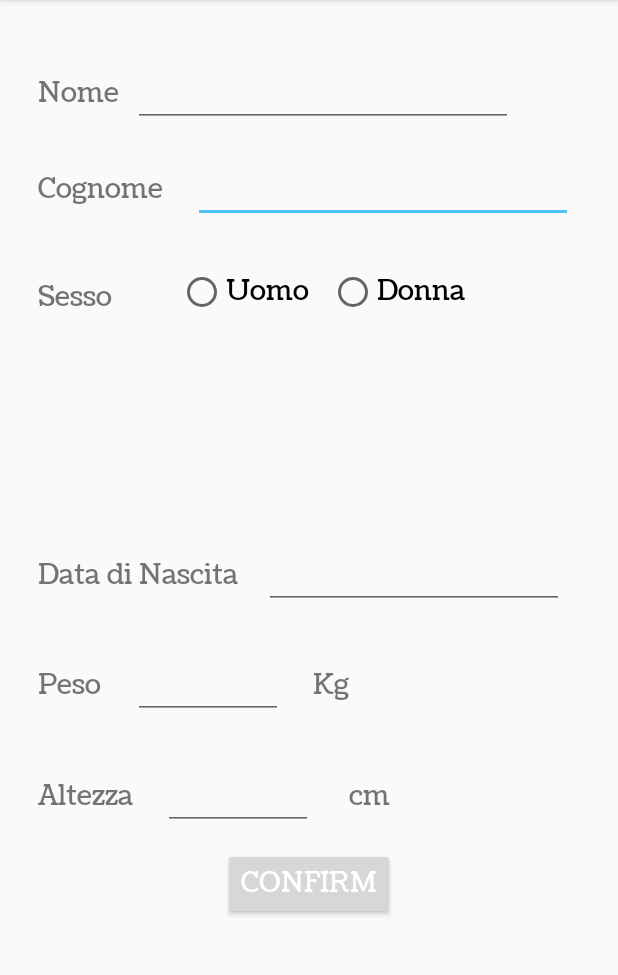
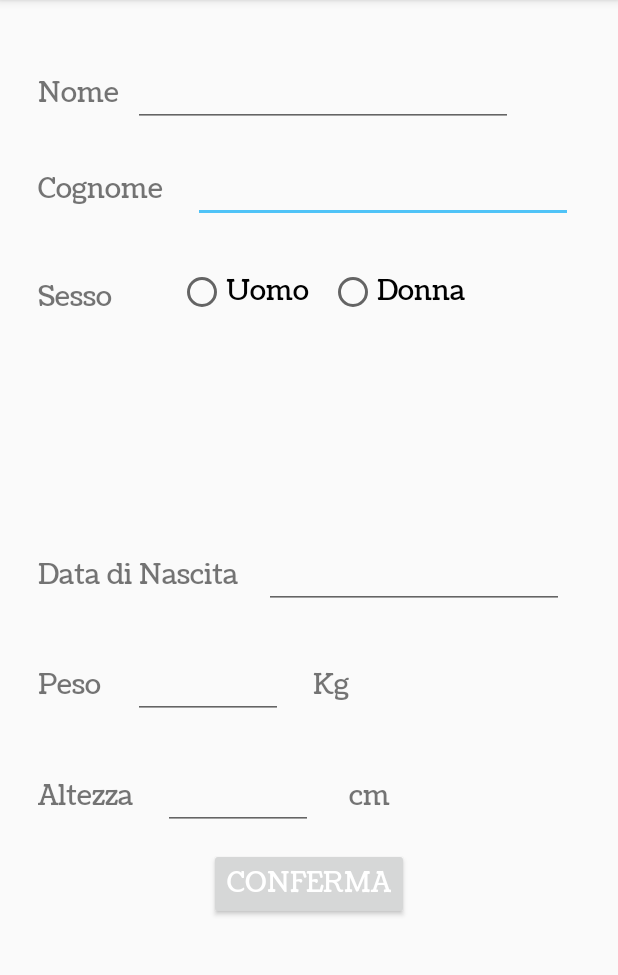
Before and after one commit to Bart94/MyAppStepCounter, an Android app: the screen it shows after launch (Settings), on a phone screen of 412 x 824 dp, the part 84-1059 px from its top. Run offline under Robolectric (Android 15) with nearby library versions, the phone set to English and light mode, and no system bars; our stand-ins replace Firebase (no records; nobody signed in at launch, a user with empty details on screens opened directly); libraries missing offline, so code that uses them is left out: at.grabner.circleprogress, com.dd.processbutton, com.oguzdev.circularfloatingactionmenu, com.thunderrise.animations, com.yarolegovich.lovelydialog; plain views replace ActionProcessButton; 34 statements that could not run were skipped.

Commit message:
Some Bug Resolved

```diff
--- a/app/src/main/AndroidManifest.xml
+++ b/app/src/main/AndroidManifest.xml
@@ -15,7 +15,8 @@
     <uses-permission android:name="android.permission.ACCESS_FINE_LOCATION" />
     <uses-permission android:name="android.permission.ACCESS_COARSE_LOCATION" />
     <uses-permission android:name="android.permission.WAKE_LOCK" />
-    <uses-permission android:name="android.permission.RECEIVE_BOOT_COMPLETED" />
+    <uses-permission android:name="android.permission.RECEIVE_BOOT_COMPLETED" />>
+
 
     <application
         android:allowBackup="true"
--- a/app/src/main/java/com/example/barto/stepcounterbart/GpsService.java
+++ b/app/src/main/java/com/example/barto/stepcounterbart/GpsService.java
@@ -236,7 +236,7 @@ public class GpsService extends Service {
         return array;
     }
 
-    public void isNewDay() {
+    /*public void isNewDay() {
         Calendar c = Calendar.getInstance();
         int hours = c.get(Calendar.HOUR_OF_DAY);
         //Log.e("Hours", String.valueOf(hours));
@@ -246,7 +246,7 @@ public class GpsService extends Service {
             SharedPreferences tmpPerson = getSharedPreferences("Temp", MODE_PRIVATE);
             tmpPerson.edit().clear().apply();
         }
-    }
+    }*/
 
     public boolean CheckGpsStatus() {
         LocationManager locationManager = (LocationManager) getSystemService(Context.LOCATION_SERVICE);
@@ -257,7 +257,7 @@ public class GpsService extends Service {
         TimerTask timer = new TimerTask() {
             @Override
             public void run() {
-                isNewDay();
+                //isNewDay();
                 if (CheckGpsStatus()) {
 
                     if (ActivityCompat.checkSelfPermission(GpsService.this, android.Manifest.permission.ACCESS_FINE_LOCATION) != PackageManager.PERMISSION_GRANTED && ActivityCompat.checkSelfPermission(GpsService.this, android.Manifest.permission.ACCESS_COARSE_LOCATION) != PackageManager.PERMISSION_GRANTED) {
--- a/app/src/main/java/com/example/barto/stepcounterbart/MainActivity.java
+++ b/app/src/main/java/com/example/barto/stepcounterbart/MainActivity.java
@@ -3,6 +3,7 @@ package com.example.barto.stepcounterbart;
 import android.annotation.SuppressLint;
 import android.app.AlarmManager;
 import android.app.PendingIntent;
+import android.content.Context;
 import android.content.DialogInterface;
 import android.content.Intent;
 import android.content.IntentSender;
@@ -22,6 +23,7 @@ import android.support.v7.app.ActionBarDrawerToggle;
 import android.support.v7.app.AlertDialog;
 import android.support.v7.app.AppCompatActivity;
 import android.support.v7.widget.Toolbar;
+import android.telephony.TelephonyManager;
 import android.text.Editable;
 import android.text.InputType;
 import android.text.TextWatcher;
@@ -333,8 +335,6 @@ public class MainActivity extends AppCompatActivity implements NavigationView.On
         animationText(text);
 
         if (steps.equalsIgnoreCase("0")) {
-            SharedPreferences tmpPerson = getSharedPreferences("Temp", MODE_PRIVATE);
-            tmpPerson.edit().clear().apply();
             text.setText(String.valueOf(steps));
         } else {
             text.setText(String.valueOf(steps));
--- a/app/src/main/java/com/example/barto/stepcounterbart/MapsActivity.java
+++ b/app/src/main/java/com/example/barto/stepcounterbart/MapsActivity.java
@@ -284,12 +284,14 @@ public class MapsActivity extends FragmentActivity implements
 
         List<LatLng> points = p.getList();
         gpsTrack.setPoints(points);
-        //Log.e("Tag", String.valueOf(points.size()));
-        MarkerOptions mp = new MarkerOptions();
-        LatLng last = new LatLng(points.get(points.size() - 1).latitude, points.get(points.size() - 1).longitude);
-        mp.position(last);
-        map.addMarker(mp);
-        map.animateCamera(CameraUpdateFactory.newLatLngZoom(last, 16));
+        //Log.e("SIZE", String.valueOf(points.size()));
+        if(points.size() != 0) {
+            MarkerOptions mp = new MarkerOptions();
+            LatLng last = new LatLng(points.get(points.size() - 1).latitude, points.get(points.size() - 1).longitude);
+            mp.position(last);
+            map.addMarker(mp);
+            map.animateCamera(CameraUpdateFactory.newLatLngZoom(last, 16));
+        }
     }
 
     public Position retrieveData() {
--- a/app/src/main/java/com/example/barto/stepcounterbart/StepCounter.java
+++ b/app/src/main/java/com/example/barto/stepcounterbart/StepCounter.java
@@ -58,6 +58,8 @@ public class StepCounter {
             public void onResult(@NonNull DailyTotalResult dailyTotalResult) {
                 int steps1;
                 if (dailyTotalResult.getTotal().getDataPoints().isEmpty()) {
+                    SharedPreferences map_locations = c.getSharedPreferences("Temp", MODE_PRIVATE);
+                    map_locations.edit().clear().apply();
                     steps1 = 0;
                 } else {
                     steps1 = dailyTotalResult.getTotal().getDataPoints().get(0).getValue(Field.FIELD_STEPS).asInt();
@@ -195,55 +197,6 @@ public class StepCounter {
             }
         });
     }
-
-    //Get steps from today
-    /*public void stepsThisDay() {
-        mClient.connect();
-        Calendar cal = Calendar.getInstance();
-        cal.set(Calendar.HOUR_OF_DAY, 23);
-        cal.set(Calendar.MINUTE, 59);
-        cal.set(Calendar.SECOND, 59);
-        cal.set(Calendar.MILLISECOND, 59);
-
-        long endTime = cal.getTimeInMillis();
-        cal.add(Calendar.DAY_OF_YEAR, -1);
-        long startTime = cal.getTimeInMillis();
-
-        DataSource ESTIMATED_STEP_DELTAS = new DataSource.Builder()
-                .setDataType(DataType.TYPE_STEP_COUNT_DELTA)
-                .setType(DataSource.TYPE_DERIVED)
-                .setStreamName("estimated_steps")
-                .setAppPackageName("com.google.android.gms")
-                .build();
-
-        //Check how many steps were walked and recorded today
-        DataReadRequest readRequest = new DataReadRequest.Builder()
-                .aggregate(ESTIMATED_STEP_DELTAS, DataType.AGGREGATE_STEP_COUNT_DELTA)
-                .bucketByTime(1, TimeUnit.HOURS)
-                .setTimeRange(startTime, endTime, TimeUnit.MILLISECONDS)
-                .build();
-
-        PendingResult<DataReadResult> result = Fitness.HistoryApi.readData(mClient, readRequest);
-        result.setResultCallback(new ResultCallback<DataReadResult>() {
-            @Override
-            public void onResult(@NonNull DataReadResult dataReadResult) {
-                ArrayList<String> array = new ArrayList<>();
-                for (Bucket bucket : dataReadResult.getBuckets()) {
-                    List<DataSet> dataSetx = bucket.getDataSets();
-                    for (DataSet dataSet : dataSetx) {
-                        if (dataSet.getDataType().getName().equals("com.google.step_count.delta")) {
-                            if (dataSet.getDataPoints().size() > 0) {
-                                // total steps
-                                array.add(String.valueOf(dataSet.getDataPoints().get(0).getValue(Field.FIELD_STEPS).asInt()));
-                                Log.e("daily",String.valueOf(dataSet.getDataPoints().get(0).getValue(Field.FIELD_STEPS).asInt()) );
-                            }
-                        }
-                    }
-                }
-                saveUpdateArray(array, "dailySteps");
-            }
-        });
-    }*/
 
     public void saveUpdateArray(ArrayList<String> array, String name) {
         SharedPreferences tmpArray = c.getSharedPreferences(name, MODE_PRIVATE);
--- a/app/src/main/res/layout/content_main.xml
+++ b/app/src/main/res/layout/content_main.xml
@@ -54,7 +54,7 @@
         android:layout_below="@+id/imageView3"
         android:layout_marginTop="16dp"
         android:fontFamily="@font/coustard"
-        android:text="100"
+        android:text="..."
         android:textAlignment="center"
         android:textSize="18sp" />
 
@@ -77,7 +77,7 @@
         android:layout_above="@+id/textView4"
         android:layout_alignStart="@+id/imageView4"
         android:fontFamily="@font/coustard"
-        android:text="1396"
+        android:text="..."
         android:textAlignment="textEnd"
         android:textSize="18sp" />
 
@@ -102,7 +102,7 @@
         android:layout_alignStart="@+id/distance"
         android:layout_marginStart="6dp"
         android:fontFamily="@font/coustard"
-        android:text="10"
+        android:text="..."
         android:textAlignment="center"
         android:textSize="18sp" />
 
--- a/app/src/main/res/layout/settings.xml
+++ b/app/src/main/res/layout/settings.xml
@@ -210,14 +210,14 @@
         android:layout_centerHorizontal="true"
         android:layout_marginTop="12dp"
         android:fontFamily="@font/coustard"
-        android:text="Confirm"
+        android:text="Conferma"
         android:textColor="#FFFFFF"
         android:textSize="18sp"
         custom:pb_colorComplete="#009688"
         custom:pb_colorNormal="@color/colorPrimary"
         custom:pb_colorPressed="@color/colorPrimaryDark"
         custom:pb_colorProgress="@color/purple_progress"
-        custom:pb_textComplete="Success"
-        custom:pb_textProgress="Uploading" />
+        custom:pb_textComplete="Completato"
+        custom:pb_textProgress="Caricando" />
 
 </RelativeLayout>
--- a/app/src/main/res/menu/activity_main_drawer.xml
+++ b/app/src/main/res/menu/activity_main_drawer.xml
@@ -19,7 +19,7 @@
         <item
             android:id="@+id/setting"
             android:icon="@mipmap/setting"
-            android:title="Settings" />
+            android:title="Impostazioni" />
     </group>
 
 </menu>
--- a/app/src/main/res/values/strings.xml
+++ b/app/src/main/res/values/strings.xml
@@ -4,7 +4,7 @@
     <string name="navigation_drawer_open">Open navigation drawer</string>
     <string name="navigation_drawer_close">Close navigation drawer</string>
 
-    <string name="action_settings">Settings</string>
+    <string name="action_settings">Impostazioni</string>
     <string name="title_activity_maps">Map</string>
 
     <integer-array name="img_id_arr">
```
